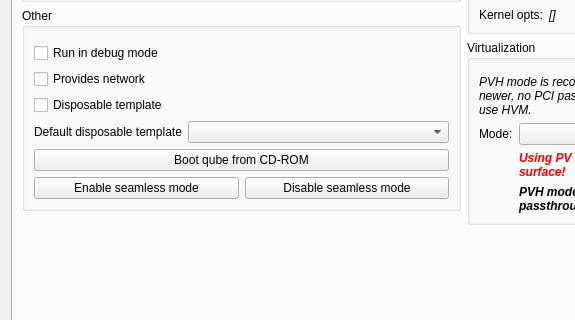
Old version of the form ui/settingsdlg.ui in the repository QubesOS/qubes-manager; both pictures show x 0 to 575 and y 252 to 572 of the 836 by 665 pixel window.
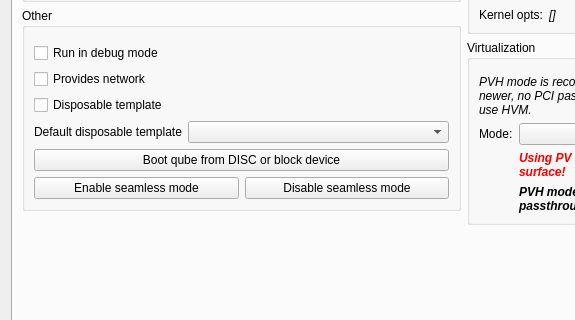
New version of the form. The open tabs and pages were chosen to show the change. Icons and pictures are not drawn. Custom widgets are drawn as their Qt base class.

Commit message: Fix `qubes-vm-boot-from-device`, Improve settings

```diff
--- a/ui/settingsdlg.ui
+++ b/ui/settingsdlg.ui
@@ -762,7 +762,7 @@
               <item row="8" column="0" colspan="2">
                <widget class="QPushButton" name="boot_from_device_button">
                 <property name="text">
-                 <string>Boot qube from CD-ROM</string>
+                 <string>Boot qube from DISC or block device</string>
                 </property>
                </widget>
               </item>
```
